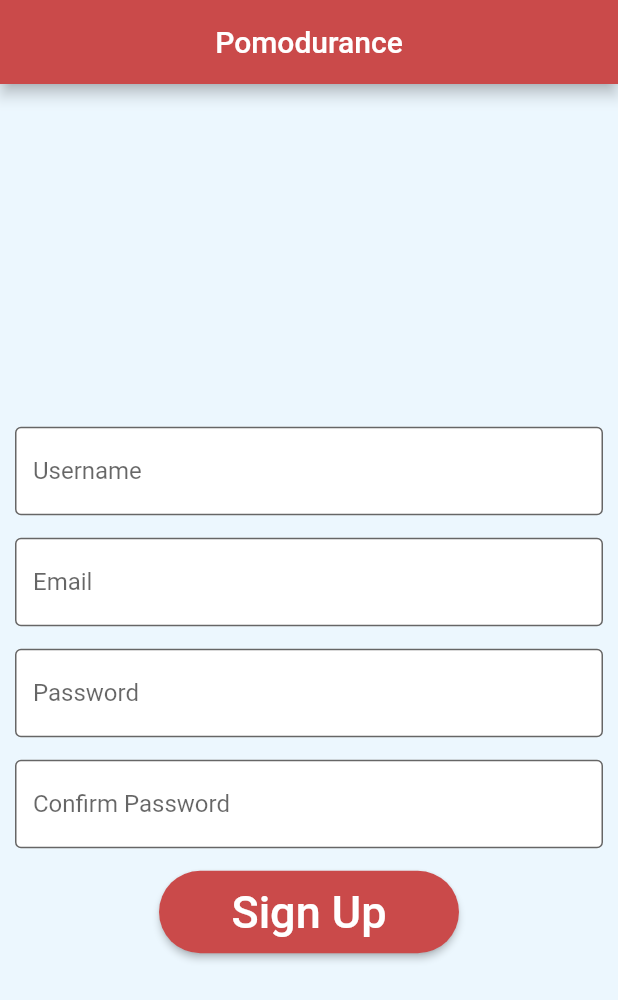
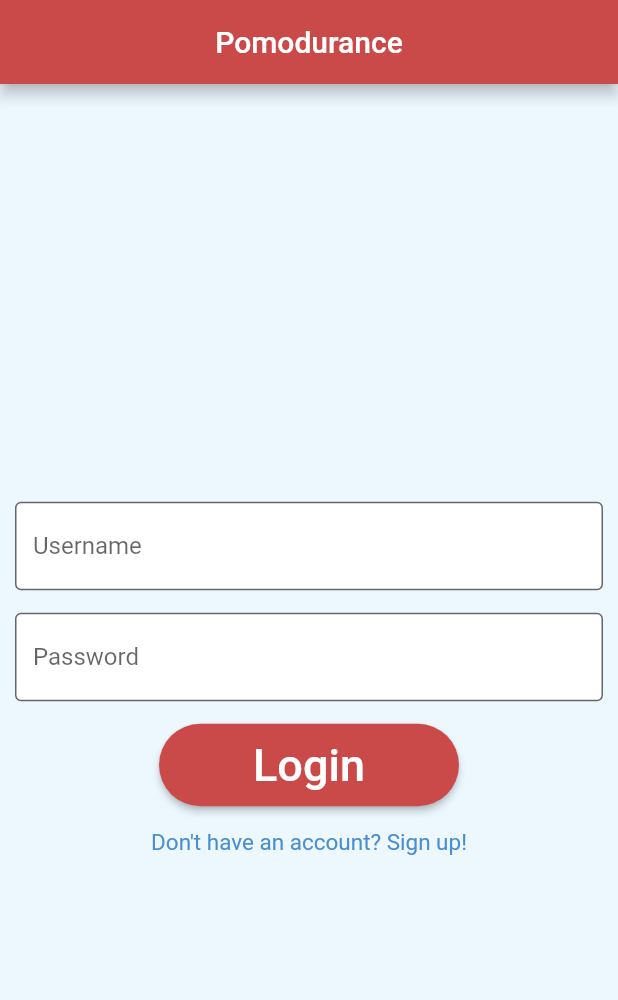
Before and after one commit to ant52ho/htn2021, a Flutter app: the screen it shows after launch, on a phone screen of 412 x 824 dp. Shown: the top 1000 px of the screen. Run offline on Flutter 3.47's test engine with Material 2 defaults, Android fonts, the phone set to English and light mode, and no system bars.

Commit message:
more screens

```diff
--- a/lib/main.dart
+++ b/lib/main.dart
@@ -1,5 +1,6 @@
 import 'package:flutter/material.dart';
-import 'src1/signup.dart';
+import 'src/login.dart';
+import 'src/signup.dart';
 
 void main() {
   runApp(MyApp());
@@ -7,6 +8,6 @@ void main() {
 
 class MyApp extends StatelessWidget {
   Widget build(BuildContext context) {
-  return MaterialApp(home: SignUp());
+  return MaterialApp(home: Login());
   }
 }
--- a/lib/src1/signup.dart
+++ b/lib/src/login.dart
@@ -1,9 +1,9 @@
 import 'package:flutter/material.dart';
+import 'package:my_app/src/signup.dart';
+import 'configtimer.dart';
 
-//void main() => runApp(const SignUp());
-
-class SignUp extends StatelessWidget {
-  const SignUp({Key? key}) : super(key: key);
+class Login extends StatelessWidget {
+  const Login({Key? key}) : super(key: key);
 
   @override
   Widget build(BuildContext context) {
@@ -44,18 +44,7 @@ class MyCustomForm extends StatelessWidget {
           ),
         ),
         Padding(
-          padding: const EdgeInsets.fromLTRB(10, 15, 10, 0),
-          child: const TextField(
-            decoration: const InputDecoration(
-              filled: true,
-              fillColor: Color(0xFFFFFFFF),
-              border: OutlineInputBorder(),
-              hintText: 'Email',
-            ),
-          ),
-        ),
-        Padding(
-          padding: const EdgeInsets.fromLTRB(10, 15, 10, 0),
+          padding: const EdgeInsets.fromLTRB(10, 15, 10, 15),
           child: const TextField(
             decoration: const InputDecoration(
               filled: true,
@@ -65,26 +54,32 @@ class MyCustomForm extends StatelessWidget {
             ),
           ),
         ),
-        Padding(
-          padding: const EdgeInsets.fromLTRB(10, 15, 10, 15),
-          child: const TextField(
-            decoration: const InputDecoration(
-              filled: true,
-              fillColor: Color(0xFFFFFFFF),
-              border: OutlineInputBorder(),
-              hintText: 'Confirm Password',
-            ),
-          ),
-        ),
         ElevatedButton(
             style: ElevatedButton.styleFrom(
               shape: StadiumBorder(),
               primary: Color(0xFFCA4A4A), // background
-              onPrimary: Color(0xFFFFFFF),
-              minimumSize: Size(200, 55), // foreground
+              onPrimary: Color(0xFFFFFFF), // foreground
+              minimumSize: Size(200, 55),
             ),
-            child: Text('Sign Up', style: TextStyle(color: Color(0xFFFFFFFF), fontSize: 30)),
-            onPressed: () {},
+            child: Text('Login', style: TextStyle(color: Color(0xFFFFFFFF), fontSize: 30)),
+            onPressed: () {
+              Navigator.push(
+                context,
+                MaterialPageRoute(builder: (context) => MyForm()),
+              );
+            },
+          ),
+        TextButton(
+            style: TextButton.styleFrom(
+              textStyle: const TextStyle(fontSize: 20),
+            ),
+            child: Text("Don't have an account? Sign up!", style: TextStyle(color: Color(0xFF498ECE), fontSize: 15)),
+            onPressed: () {
+              Navigator.push(
+                context,
+                MaterialPageRoute(builder: (context) => SignUp()),
+              );
+            },
           ),
       ],
     );
```
Also changed, not shown: lib/src/configtimer.dart (+10 -2 lines), lib/src/signup.dart (added, +96 -0 lines).
